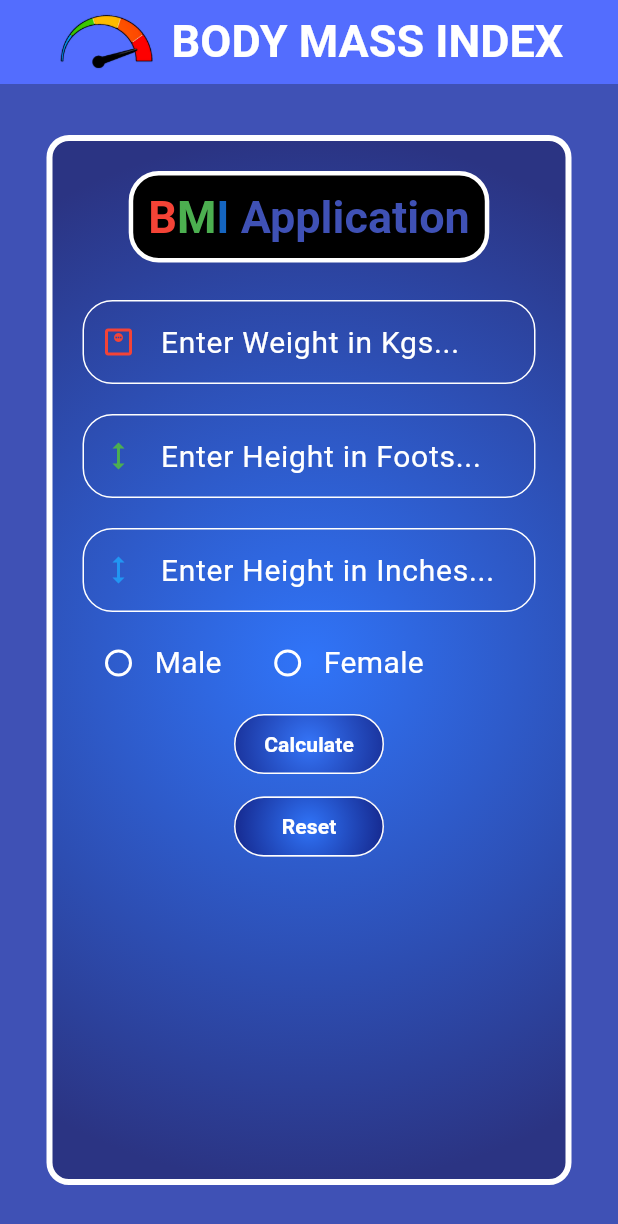
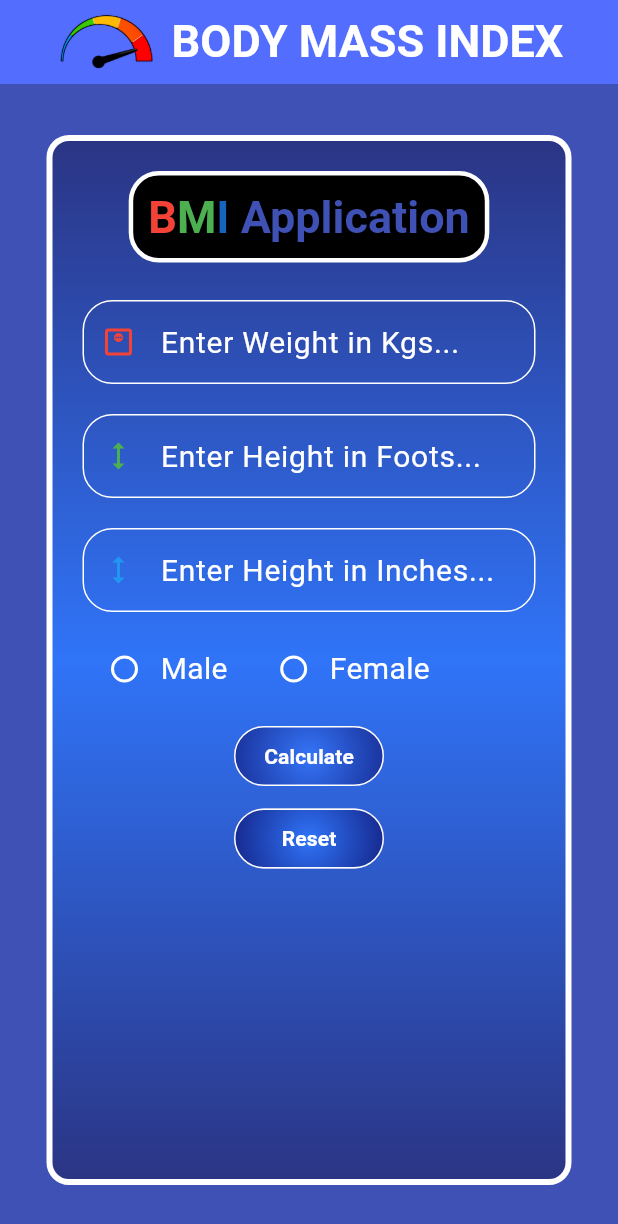
Before and after one commit to Raja-Soni/Body_Mass_Index_Flutter_Application, a Flutter app: the screen it shows after launch, on a phone screen of 412 x 824 dp. Shown: the top 1224 px of the screen. Run offline on Flutter 3.47's test engine with Material 3 defaults, Android fonts, the phone set to English and light mode, and no system bars; Roboto replaces fonts that are missing (titleFontType).

Commit message:
altered some ui design

```diff
--- a/lib/main.dart
+++ b/lib/main.dart
@@ -79,12 +79,15 @@ class MyHomePageState extends State<MyHomePage> {
                 width: 350,
                 height: 700,
                 decoration: BoxDecoration(
-                  gradient: RadialGradient(
+                  gradient: LinearGradient(
                       colors: [
+                        Color(0xff2b3483),
                         Color(0xff3074f8),
                         Color(0xff2b3483),
                       ],
-                    radius:1,
+                    // radius:1,
+                    begin:Alignment.topCenter,
+                    end: Alignment.bottomCenter,
                   ),
                   borderRadius: BorderRadius.all(Radius.circular(15)),
                   border: Border.all(
@@ -111,6 +114,7 @@ class MyHomePageState extends State<MyHomePage> {
                             padding: const EdgeInsets.all(10),
                             child: RichText(text:
                             TextSpan(
+                              //Default Values for TextStyle
                                 style: TextStyle(fontFamily: 'titleFontType',fontWeight: FontWeight.w600,fontSize: 30,),
                                 children:[
                               TextSpan(text: "B", style: TextStyle(color: Colors.red)),
@@ -141,7 +145,9 @@ class MyHomePageState extends State<MyHomePage> {
                           icon: Icon(Icons.height),
                           iconColor: Colors.blue,),
                         SizedBox(height: 10,),
-                        Row(
+                        Padding(
+                          padding:EdgeInsets.all(4),
+                          child: Row(
                               children: [
                                 Radio(
                                     fillColor: WidgetStatePropertyAll(Colors.white),
@@ -150,6 +156,7 @@ class MyHomePageState extends State<MyHomePage> {
                                     groupValue: genderGroupValue,
                                     onChanged:(value){
                                       setState((){
+                                        // gender[0].toString(); value will be assigned to genderGroupValue which was initially empty string
                                         genderGroupValue=value.toString();
                                       });
                               }),
@@ -162,11 +169,13 @@ class MyHomePageState extends State<MyHomePage> {
                                   groupValue: genderGroupValue,
                                   onChanged: (value){
                                     setState((){
+                                      // gender[1].toString(); value will be assigned to genderGroupValue which was initially empty string
                                       genderGroupValue=value.toString();
                                     });
                                   },),
                                 Text("Female", style: TextStyle(fontSize: 20, color: Colors.white)),
                               ]
+                          ),
                         ),
                         SizedBox(height: 10,),
                         SizedBox(
```
Lines whose indentation alone changed are shown as unchanged.
